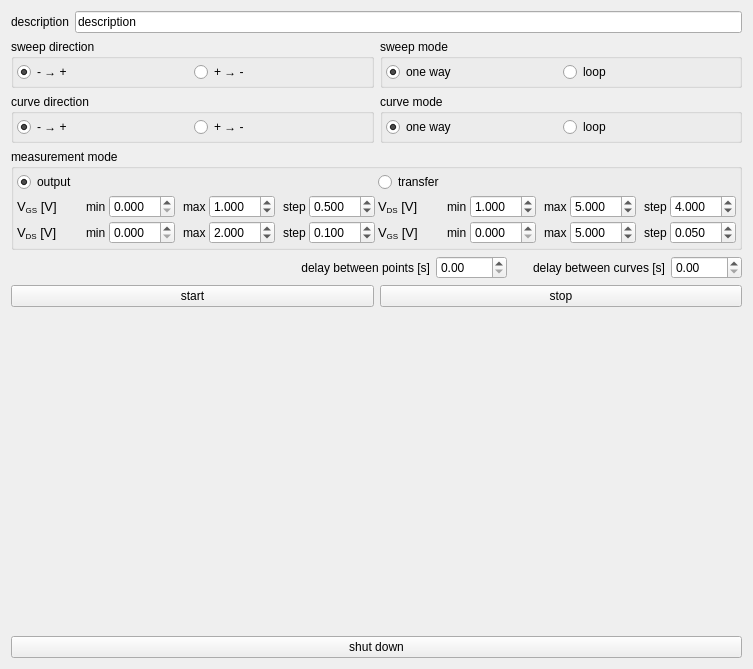
Qt form experiments/transistor_output_transfer.ui (dean-nanomol/nanomol) before a commit.
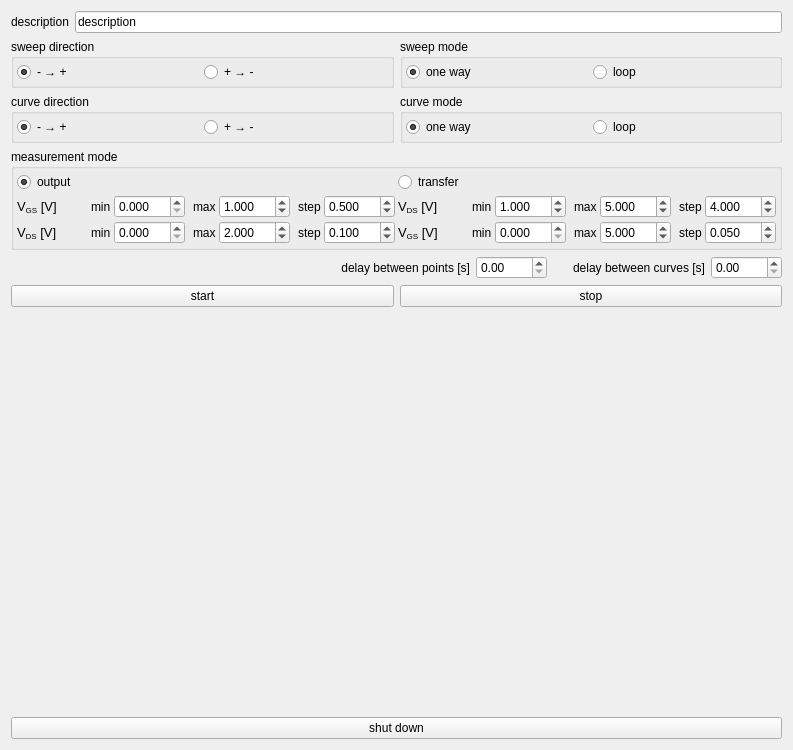
The same form after that commit.

Commit message: add plot widgets

What changed in the file:
```diff
--- a/experiments/transistor_output_transfer.ui
+++ b/experiments/transistor_output_transfer.ui
@@ -6,8 +6,8 @@
    <rect>
     <x>0</x>
     <y>0</y>
-    <width>753</width>
-    <height>669</height>
+    <width>793</width>
+    <height>750</height>
    </rect>
   </property>
   <property name="windowTitle">
@@ -813,9 +813,9 @@
     </layout>
    </item>
    <item>
-    <layout class="QHBoxLayout" name="horizontalLayout_2">
-     <item>
-      <widget class="QWidget" name="plot_2" native="true">
+    <layout class="QGridLayout" name="plot_layout">
+     <item row="0" column="0">
+      <widget class="QWidget" name="plot_placeholder_1" native="true">
        <property name="sizePolicy">
         <sizepolicy hsizetype="Expanding" vsizetype="Expanding">
          <horstretch>0</horstretch>
@@ -824,8 +824,8 @@
        </property>
       </widget>
      </item>
-     <item>
-      <widget class="QWidget" name="plot_1" native="true">
+     <item row="1" column="1">
+      <widget class="QWidget" name="plot_placeholder_4" native="true">
        <property name="sizePolicy">
         <sizepolicy hsizetype="Expanding" vsizetype="Expanding">
          <horstretch>0</horstretch>
@@ -834,6 +834,19 @@
        </property>
       </widget>
      </item>
+     <item row="1" column="0">
+      <widget class="QWidget" name="plot_placeholder_2" native="true">
+       <property name="sizePolicy">
+        <sizepolicy hsizetype="Expanding" vsizetype="Expanding">
+         <horstretch>0</horstretch>
+         <verstretch>0</verstretch>
+        </sizepolicy>
+       </property>
+      </widget>
+     </item>
+     <item row="0" column="1">
+      <widget class="QWidget" name="plot_placeholder_3" native="true"/>
+     </item>
     </layout>
    </item>
    <item>
```
The commit also changes 1 other file.
